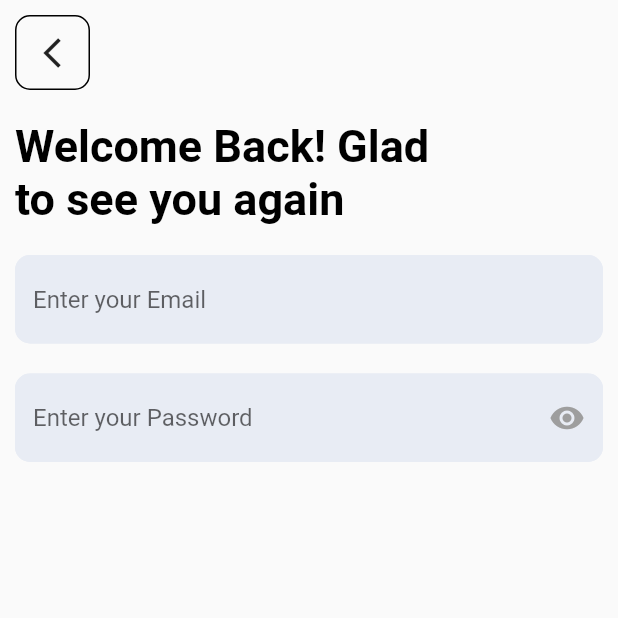
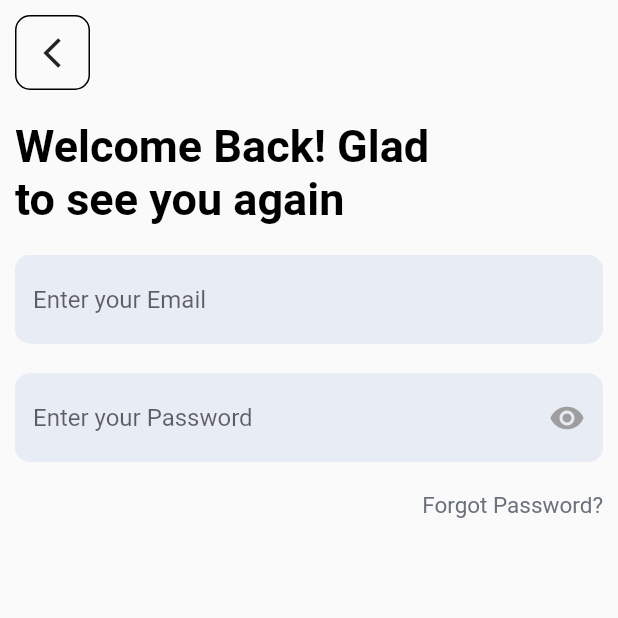
Before and after one commit to garaadamiin/firebaseapp, a Flutter app: the screen it shows after launch, after a tap on "Login", on a phone screen of 412 x 824 dp, the top half of it. Run offline on Flutter 3.47's test engine with Material 2 defaults, Android fonts, the phone set to English and light mode, and no system bars.

Commit message:
add forgor password

```diff
--- a/lib/screens/login_screen.dart
+++ b/lib/screens/login_screen.dart
@@ -56,6 +56,19 @@ class _LoginScreenState extends State<LoginScreen> {
                 myController: _passwordController,
                 hintText: "Enter your Password",
                 isPassword: true,
+              ),
+              const Align(
+                alignment: Alignment.centerRight,
+                child: Padding(
+                  padding: EdgeInsets.all(10.0),
+                  child: Text(
+                    "Forgot Password?",
+                    style: TextStyle(
+                      color: Color(0xff6A707C),
+                      fontSize: 15,
+                    ),
+                  ),
+                ),
               )
             ],
           ),
```
